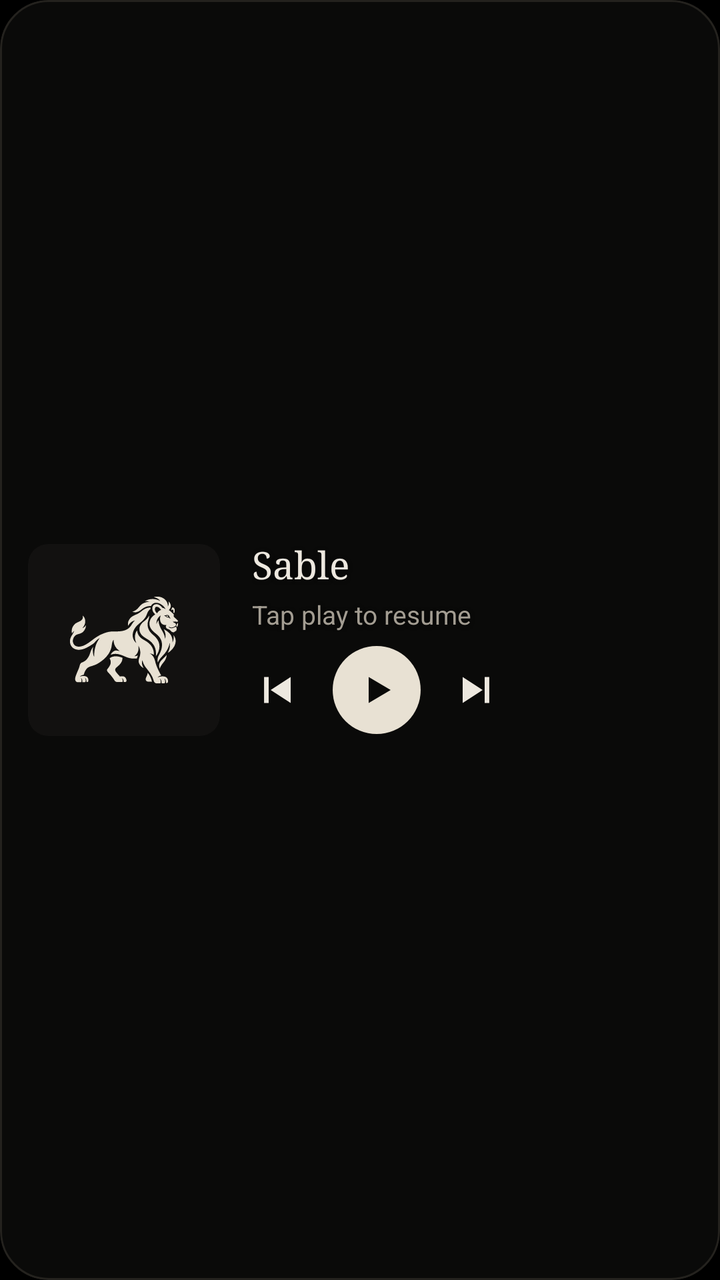
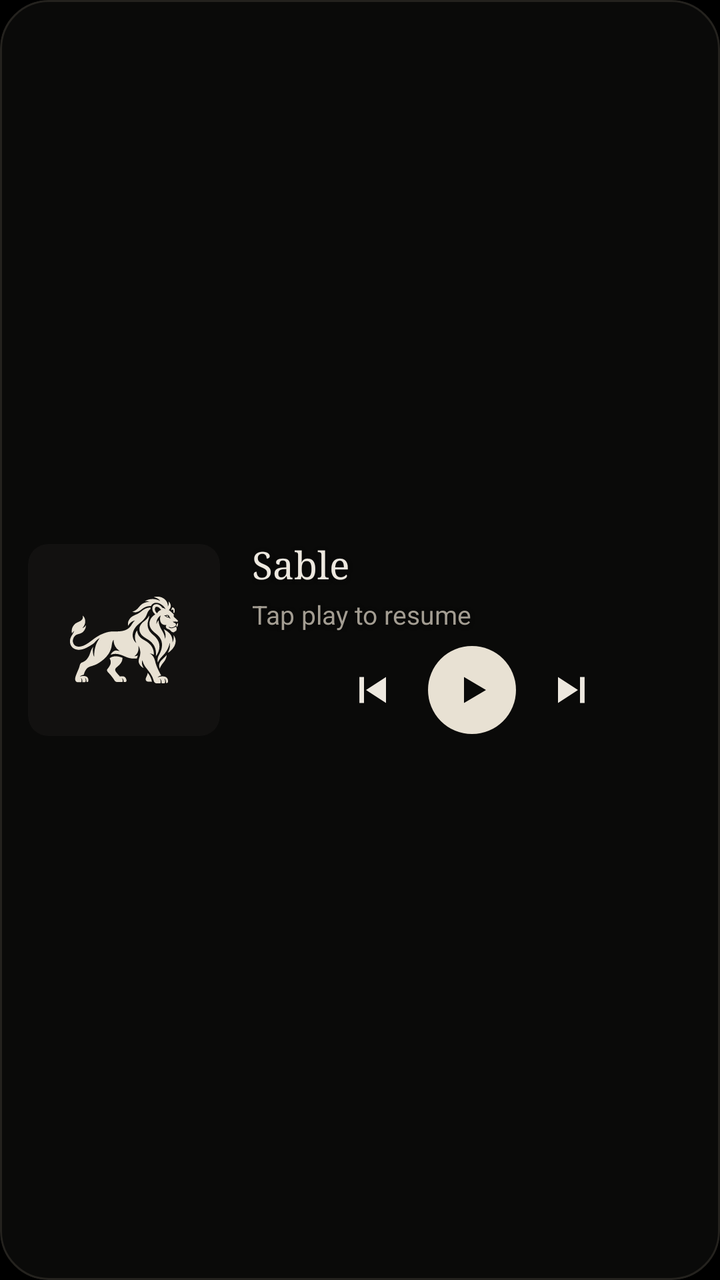

Two renders of the same Android screen: before a commit and after it. Below are the layout's source before the change and the commit's diff.
<!-- AndroidManifest.xml: application theme Theme.Sable -->
<!-- res/layout/widget_player_large.xml -->
<?xml version="1.0" encoding="utf-8"?>
<FrameLayout xmlns:android="http://schemas.android.com/apk/res/android"
    android:id="@+id/widget_root"
    android:layout_width="match_parent"
    android:layout_height="match_parent"
    android:background="@drawable/widget_bg"
    android:clipToOutline="true">

    <ImageView
        android:id="@+id/widget_ambient"
        android:layout_width="match_parent"
        android:layout_height="match_parent"
        android:contentDescription="@null"
        android:scaleType="centerCrop"
        android:visibility="gone" />

    <LinearLayout
        android:layout_width="match_parent"
        android:layout_height="match_parent"
        android:gravity="center_vertical"
        android:orientation="horizontal"
        android:padding="14dp">

        <FrameLayout
            android:id="@+id/widget_art_box"
            android:layout_width="96dp"
            android:layout_height="96dp"
            android:background="@drawable/widget_art_bg"
            android:clipToOutline="true">

            <ImageView
                android:id="@+id/widget_art"
                android:layout_width="match_parent"
                android:layout_height="match_parent"
                android:contentDescription="@null"
                android:scaleType="centerCrop" />

            <ImageView
                android:id="@+id/widget_lion"
                android:layout_width="match_parent"
                android:layout_height="match_parent"
                android:contentDescription="@null"
                android:scaleType="centerInside"
                android:src="@drawable/widget_lion"
                android:tint="@color/w_accent" />
        </FrameLayout>

        <LinearLayout
            android:id="@+id/widget_column"
            android:layout_width="0dp"
            android:layout_height="96dp"
            android:layout_weight="1"
            android:orientation="vertical"
            android:paddingStart="16dp">

            <LinearLayout
                android:id="@+id/widget_text"
                android:layout_width="match_parent"
                android:layout_height="0dp"
                android:layout_weight="1"
                android:gravity="top"
                android:orientation="vertical">

                <TextView
                    android:shadowColor="#73000000"
                    android:shadowDy="1"
                    android:shadowRadius="6"
                    android:id="@+id/widget_title"
                    android:layout_width="match_parent"
                    android:layout_height="wrap_content"
                    android:ellipsize="end"
                    android:fontFamily="serif"
                    android:includeFontPadding="false"
                    android:maxLines="2"
                    android:text="@string/widget_idle_title"
                    android:textColor="@color/w_text"
                    android:textSize="19sp" />

                <TextView
                    android:shadowColor="#73000000"
                    android:shadowDy="1"
                    android:shadowRadius="6"
                    android:id="@+id/widget_artist"
                    android:layout_width="match_parent"
                    android:layout_height="wrap_content"
                    android:layout_marginTop="4dp"
                    android:ellipsize="end"
                    android:maxLines="1"
                    android:text="@string/widget_idle_artist"
                    android:textColor="@color/w_text2"
                    android:textSize="13sp" />

                <TextView
                    android:shadowColor="#73000000"
                    android:shadowDy="1"
                    android:shadowRadius="6"
                    android:id="@+id/widget_album"
                    android:layout_width="match_parent"
                    android:layout_height="wrap_content"
                    android:layout_marginTop="1dp"
                    android:ellipsize="end"
                    android:maxLines="1"
                    android:textColor="@color/w_text3"
                    android:textSize="12sp"
                    android:visibility="gone" />
            </LinearLayout>

            <LinearLayout
                android:layout_width="wrap_content"
                android:layout_height="46dp"
                android:layout_marginStart="-10dp"
                android:gravity="center_vertical"
                android:orientation="horizontal">

                <ImageButton
                    android:id="@+id/widget_prev"
                    android:layout_width="44dp"
                    android:layout_height="44dp"
                    android:background="@null"
                    android:contentDescription="@string/widget_prev"
                    android:src="@drawable/ic_w_prev" />

                <ImageButton
                    android:id="@+id/widget_play"
                    android:layout_width="44dp"
                    android:layout_height="44dp"
                    android:layout_marginStart="6dp"
                    android:layout_marginEnd="6dp"
                    android:background="@drawable/widget_play_bg"
                    android:contentDescription="@string/widget_play"
                    android:src="@drawable/ic_w_play" />

                <ImageButton
                    android:id="@+id/widget_next"
                    android:layout_width="44dp"
                    android:layout_height="44dp"
                    android:background="@null"
                    android:contentDescription="@string/widget_next"
                    android:src="@drawable/ic_w_next" />
            </LinearLayout>
        </LinearLayout>
    </LinearLayout>
</FrameLayout>
<!-- resources referenced by this layout -->
<resources>
  <color name="w_accent">#FFE8E1D3</color>
  <color name="w_text">#FFEDE8DF</color>
  <color name="w_text2">#FFA39D92</color>
  <color name="w_text3">#FF7A756C</color>
  <!-- drawable ic_w_next (drawable) -->
  <vector xmlns:android="http://schemas.android.com/apk/res/android" android:width="24dp" android:height="24dp" android:viewportWidth="24" android:viewportHeight="24">
      <path android:fillColor="@color/w_text" android:pathData="M5,5.5 L15,12 L5,18.5 Z M16,5.5 h2.3 v13 h-2.3 Z" />
  </vector>
  <!-- drawable ic_w_play (drawable) -->
  <vector xmlns:android="http://schemas.android.com/apk/res/android" android:width="24dp" android:height="24dp" android:viewportWidth="24" android:viewportHeight="24">
      <path android:fillColor="@color/w_on_accent" android:pathData="M8,5.5 L19,12 L8,18.5 Z" />
  </vector>
  <!-- drawable ic_w_prev (drawable) -->
  <vector xmlns:android="http://schemas.android.com/apk/res/android" android:width="24dp" android:height="24dp" android:viewportWidth="24" android:viewportHeight="24">
      <path android:fillColor="@color/w_text" android:pathData="M19,5.5 L9,12 L19,18.5 Z M5.7,5.5 h2.3 v13 h-2.3 Z" />
  </vector>
  <!-- drawable widget_art_bg (drawable) -->
  <?xml version="1.0" encoding="utf-8"?>
  <shape xmlns:android="http://schemas.android.com/apk/res/android" android:shape="rectangle">
      <solid android:color="@color/w_art" />
      <corners android:radius="10dp" />
  </shape>
  <!-- drawable widget_bg (drawable) -->
  <?xml version="1.0" encoding="utf-8"?>
  <shape xmlns:android="http://schemas.android.com/apk/res/android" android:shape="rectangle">
      <solid android:color="@color/w_card" />
      <stroke android:width="1dp" android:color="@color/w_line" />
      <corners android:radius="24dp" />
  </shape>
  <!-- drawable widget_lion (drawable) -->
  <?xml version="1.0" encoding="utf-8"?>
  <inset xmlns:android="http://schemas.android.com/apk/res/android"
      android:drawable="@drawable/lion_mark"
      android:inset="22%" />
  <!-- drawable widget_play_bg (drawable) -->
  <?xml version="1.0" encoding="utf-8"?>
  <shape xmlns:android="http://schemas.android.com/apk/res/android" android:shape="oval">
      <solid android:color="@color/w_accent" />
  </shape>
  <string name="widget_idle_artist">Tap play to resume</string>
  <string name="widget_idle_title">Sable</string>
  <string name="widget_next">Next song</string>
  <string name="widget_play">Play or pause</string>
  <string name="widget_prev">Previous song</string>
  <style name="Theme.Sable" parent="@android:style/Theme.Material.NoActionBar">
          <item name="android:windowBackground">#000000</item>
          <item name="android:colorBackground">#000000</item>
          <item name="android:windowSplashScreenBackground">#000000</item>
      </style>
  <color name="w_on_accent">#FF0A0A09</color>
  <color name="w_art">#FF121110</color>
  <color name="w_card">#FF0A0A09</color>
  <color name="w_line">#FF24221E</color>
  <!-- drawable lion_mark: vector/xml drawable (drawable, 28972 chars, omitted) -->
</resources>

<!-- the commit's change to res/layout/widget_player_large.xml (unified diff, before → after) -->
@@ -106,10 +106,9 @@
             </LinearLayout>
 
             <LinearLayout
-                android:layout_width="wrap_content"
+                android:layout_width="match_parent"
                 android:layout_height="46dp"
-                android:layout_marginStart="-10dp"
-                android:gravity="center_vertical"
+                android:gravity="center"
                 android:orientation="horizontal">
 
                 <ImageButton
